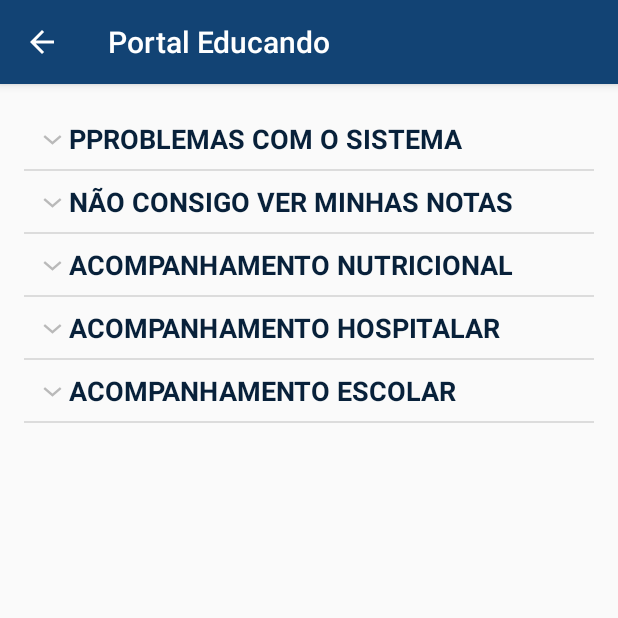
After one commit to D4nrl3y/PortalEducando, an Android app: the AjudaActivity screen opened directly, with no data from a screen before it, on a phone screen of 412 x 824 dp, the top half of it. The commit adds this screen. Run offline under Robolectric (Android 15) with nearby library versions, the phone set to English and light mode, and no system bars.

Commit message:
Merge remote-tracking branch 'origin/master'
# Conflicts:
#	app/src/main/AndroidManifest.xml
Activity ajuda concluida.

```diff
--- a/app/src/main/AndroidManifest.xml
+++ b/app/src/main/AndroidManifest.xml
@@ -17,7 +17,6 @@
         android:label="@string/app_name"
         android:supportsRtl="true"
         android:theme="@style/AppTheme">
-
         <activity android:name=".Menu" />
         <activity
             android:name=".Nutricional"
@@ -55,17 +54,18 @@
             android:parentActivityName=".Menu" />
         <activity
             android:name=".LoginActivity"
-            android:label="@string/title_activity_login"
-            >
+            android:label="@string/title_activity_login">
             <intent-filter>
                 <action android:name="android.intent.action.MAIN" />
 
                 <category android:name="android.intent.category.LAUNCHER" />
             </intent-filter>
+
             <meta-data
                 android:name="android.support.PARENT_ACTIVITY"
                 android:value="com.example.exit.portaleducando.Menu" />
         </activity>
+        <activity android:name=".AjudaActivity" android:parentActivityName=".Menu"></activity>
     </application>
 
 </manifest>
--- /dev/null
+++ b/app/src/main/java/com/example/exit/portaleducando/AjudaActivity.java
@@ -0,0 +1,107 @@
+package com.example.exit.portaleducando;
+
+import android.support.v7.app.AppCompatActivity;
+import android.os.Bundle;
+import android.view.View;
+import android.widget.ExpandableListView;
+import android.widget.Toast;
+
+import java.util.ArrayList;
+import java.util.HashMap;
+import java.util.List;
+
+public class AjudaActivity extends AppCompatActivity {
+    private List<String> listGroup;
+    private HashMap<String, List<String>> listData;
+
+    @Override
+    protected void onCreate(Bundle savedInstanceState) {
+        super.onCreate(savedInstanceState);
+        setContentView(R.layout.activity_ajuda);
+
+        buildList();
+
+        ExpandableListView expandableListView = (ExpandableListView) findViewById(R.id.expandableListView);
+        expandableListView.setAdapter( new ExpandableAdapter(AjudaActivity.this,listGroup,listData));
+
+        expandableListView.setOnGroupClickListener(new ExpandableListView.OnGroupClickListener() {
+            @Override
+            public boolean onGroupClick(ExpandableListView expandableListView, View view, int i, long l) {
+                return false;
+            }
+        });
+
+        expandableListView.setOnChildClickListener(new ExpandableListView.OnChildClickListener() {
+            @Override
+            public boolean onChildClick(ExpandableListView expandableListView, View view, int i, int i1, long l) {
+                return false;
+            }
+        });
+        expandableListView.setOnGroupExpandListener(new ExpandableListView.OnGroupExpandListener() {
+            @Override
+            public void onGroupExpand(int i) {
+
+            }
+        });
+        expandableListView.setOnGroupCollapseListener(new ExpandableListView.OnGroupCollapseListener() {
+            @Override
+            public void onGroupCollapse(int i) {
+
+            }
+        });
+
+
+
+
+    }
+    public void buildList(){
+        listGroup = new ArrayList<String>();
+        listData = new HashMap<String, List<String>>();
+
+        //ADICIONAR GRUPO
+        listGroup.add("PPROBLEMAS COM O SISTEMA");
+        listGroup.add("NÃO CONSIGO VER MINHAS NOTAS");
+        listGroup.add("ACOMPANHAMENTO NUTRICIONAL");
+        listGroup.add("ACOMPANHAMENTO HOSPITALAR");
+        listGroup.add("ACOMPANHAMENTO ESCOLAR");
+
+        //ADICIONAR ITEM
+        List<String> auxiliar = new ArrayList<String>();
+        auxiliar.add("Caso encontre algum problema no PortaEducando:  " +
+                "Favor Entrar em contato com a equipe de suporte. \n" +
+                "Email: portaeducando@gmail.com");
+        auxiliar.add("Estou Matriculado na Turma Errada: \n" +
+                "Passo 1: Entrar em Contato com o Setor Administrativo da sua Escola");
+        listData.put(listGroup.get(0),auxiliar);
+
+        auxiliar = new ArrayList<String>();
+        auxiliar.add("1 -Caso suas notas não esteja aparecendo no Diario de Classe: \n" +
+                "Passo 1: Entrar em Contato com o Setor Administrativo da sua Escola");
+        auxiliar.add("2 -Quando quando acesso o Diario de Classe o Programa fecha sozinho: \n" +
+                "Favor Entrar em contato com a equipe de suporte. \n" +
+                "Email: portaeducando@gmail.com");
+        listData.put(listGroup.get(1),auxiliar);
+
+        auxiliar = new ArrayList<String>();
+        auxiliar.add("Problemas com o Acompanhamento Nutricional:  " +
+                "Favor Entrar em contato com a equipe de suporte. \n" +
+                "Email: portaeducando@gmail.com");
+        listData.put(listGroup.get(2),auxiliar);
+
+        auxiliar = new ArrayList<String>();
+        auxiliar.add("1 -Caso seus dados estejam incorretos: \n" +
+                "Passo 1: Entrar em Contato com o Setor Administrativo da sua Escola");
+        auxiliar.add("Problemas com o Acompanhamento Hospitalar:  " +
+                "Favor Entrar em contato com a equipe de suporte. \n" +
+                "Email: portaeducando@gmail.com");
+        listData.put(listGroup.get(3),auxiliar);
+
+        auxiliar = new ArrayList<String>();
+        auxiliar.add("Problemas com o Acompanhamento Escolar:  " +
+                "Favor Entrar em contato com a equipe de suporte. \n" +
+                "Email: portaeducando@gmail.com");
+        listData.put(listGroup.get(4),auxiliar);
+
+
+    }
+}
--- /dev/null
+++ b/app/src/main/java/com/example/exit/portaleducando/ExpandableAdapter.java
@@ -0,0 +1,114 @@
+package com.example.exit.portaleducando;
+
+import android.content.Context;
+import android.view.LayoutInflater;
+import android.view.View;
+import android.view.ViewGroup;
+import android.widget.BaseExpandableListAdapter;
+import android.widget.TextView;
+
+import java.util.HashMap;
+import java.util.List;
+
+/**
+ * Created by EXIT on 06/11/2016.
+ */
+
+public class ExpandableAdapter extends BaseExpandableListAdapter {
+    private List<String> listGroup;
+    private HashMap<String,List<String>> listData;
+    private LayoutInflater inflater;
+
+
+    public ExpandableAdapter(Context context,List<String> listGroup,HashMap<String,List<String>> listData){
+        this.listGroup = listGroup;
+        this.listData = listData;
+        inflater = (LayoutInflater) context.getSystemService(Context.LAYOUT_INFLATER_SERVICE);
+    }
+
+    @Override
+    public int getGroupCount() {
+        return listGroup.size();
+    }
+
+    @Override
+    public int getChildrenCount(int i) {
+        return listData.get(listGroup.get(i)).size();
+    }
+
+    @Override
+    public Object getGroup(int i) {
+        return listGroup.get(i);
+    }
+
+    @Override
+    public Object getChild(int i, int i1) {
+        return listData.get(listGroup.get(i)).get(i1);
+    }
+
+    @Override
+    public long getGroupId(int i) {
+        return i;
+    }
+
+    @Override
+    public long getChildId(int i, int i1) {
+        return i1;
+    }
+
+    @Override
+    public boolean hasStableIds() {
+        return false;
+    }
+
+    @Override
+    public View getGroupView(int i, boolean b, View view, ViewGroup viewGroup) {
+        ViewHolderGroup holder;
+
+        if (view == null){
+            view = inflater.inflate(R.layout.header_explandable_list_view,null);
+            holder = new ViewHolderGroup();
+            view.setTag(holder);
+
+            holder.tvGroup = (TextView) view.findViewById(R.id.tvGroup);
+        }
+        else {
+            holder = (ViewHolderGroup) view.getTag();
+        }
+        holder.tvGroup.setText(listGroup.get(i));
+
+        return view;
+    }
+
+    @Override
+    public View getChildView(int i, int i1, boolean b, View view, ViewGroup viewGroup) {
+        ViewHolderItem holder;
+        String valor = (String) getChild(i,i1);
+
+        if (view == null){
+            view = inflater.inflate(R.layout.item_explandable_list_view,null);
+            holder = new ViewHolderItem();
+            view.setTag(holder);
+
+            holder.tvItem = (TextView) view.findViewById(R.id.tvItem);
+        }
+        else {
+            holder = (ViewHolderItem) view.getTag();
+        }
+        holder.tvItem.setText(valor);
+
+        return view;
+    }
+
+    @Override
+    public boolean isChildSelectable(int i, int i1) {
+        return true;
+    }
+
+    class ViewHolderGroup{
+        TextView tvGroup;
+    }
+    class ViewHolderItem{
+        TextView tvItem;
+    }
+}
--- a/app/src/main/java/com/example/exit/portaleducando/Menu.java
+++ b/app/src/main/java/com/example/exit/portaleducando/Menu.java
@@ -101,7 +101,8 @@ public class Menu extends AppCompatActivity {
 //            Toast.makeText(this, "chamar o sobre", Toast.LENGTH_SHORT).show();
         }
         else  if (item.getItemId() == R.id.ajuda){
-            Toast.makeText(this, "Tela em desemvolvimento", Toast.LENGTH_SHORT).show();
+               Intent intentajuda = new Intent(Menu.this,AjudaActivity.class);
+               startActivity(intentajuda);
         }
         else if (item.getItemId() == R.id.perfil){
             Intent intentsobre = new Intent(Menu.this,Perfil.class);
--- /dev/null
+++ b/app/src/main/res/layout/activity_ajuda.xml
@@ -0,0 +1,19 @@
+<?xml version="1.0" encoding="utf-8"?>
+<RelativeLayout xmlns:android="http://schemas.android.com/apk/res/android"
+    xmlns:tools="http://schemas.android.com/tools"
+    android:id="@+id/activity_ajuda"
+    android:layout_width="match_parent"
+    android:layout_height="match_parent"
+    android:paddingBottom="@dimen/activity_vertical_margin"
+    android:paddingLeft="@dimen/activity_horizontal_margin"
+    android:paddingRight="@dimen/activity_horizontal_margin"
+    android:paddingTop="@dimen/activity_vertical_margin"
+    tools:context="com.example.exit.portaleducando.AjudaActivity">
+
+    <ExpandableListView
+        android:id="@+id/expandableListView"
+        android:layout_width="match_parent"
+        android:layout_height="match_parent">
+    </ExpandableListView>
+
+</RelativeLayout>
--- /dev/null
+++ b/app/src/main/res/layout/header_explandable_list_view.xml
@@ -0,0 +1,17 @@
+<?xml version="1.0" encoding="utf-8"?>
+<LinearLayout xmlns:android="http://schemas.android.com/apk/res/android"
+    android:orientation="vertical" android:layout_width="match_parent"
+    android:layout_height="match_parent">
+
+    <TextView
+        android:id="@+id/tvGroup"
+        android:layout_width="match_parent"
+        android:layout_height="wrap_content"
+        android:layout_marginTop="8dp"
+        android:layout_marginBottom="8dp"
+        android:textSize="18dp"
+        android:textStyle="bold"
+        android:textColor="#08213A"
+        android:layout_marginLeft="30dp"/>
+
+</LinearLayout>
--- a/app/src/main/res/values/colors.xml
+++ b/app/src/main/res/values/colors.xml
@@ -6,5 +6,5 @@
     <color name="colorAccent">#08213A</color>
 
     <color name="black_overlay">#66ffffff</color>
-    <color name="black">#66000000</color>
+    <color name="black">#08213A</color>
 </resources>
```
Also changed, not shown: app/src/main/res/layout/item_explandable_list_view.xml (added, +15 -0 lines).
